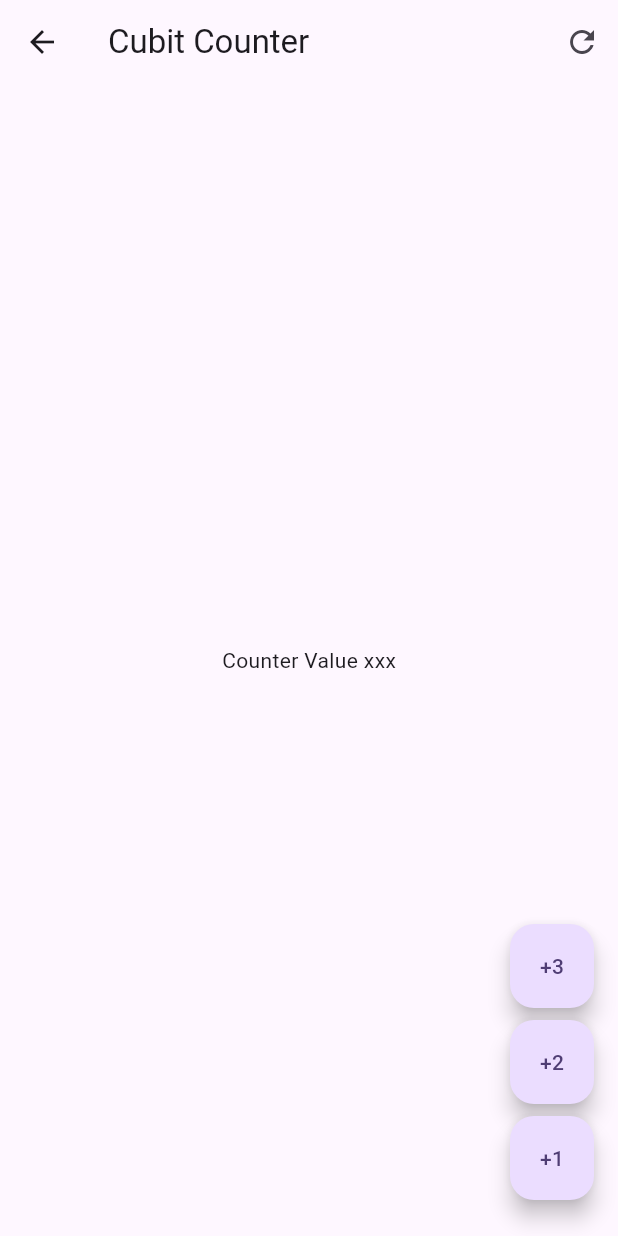
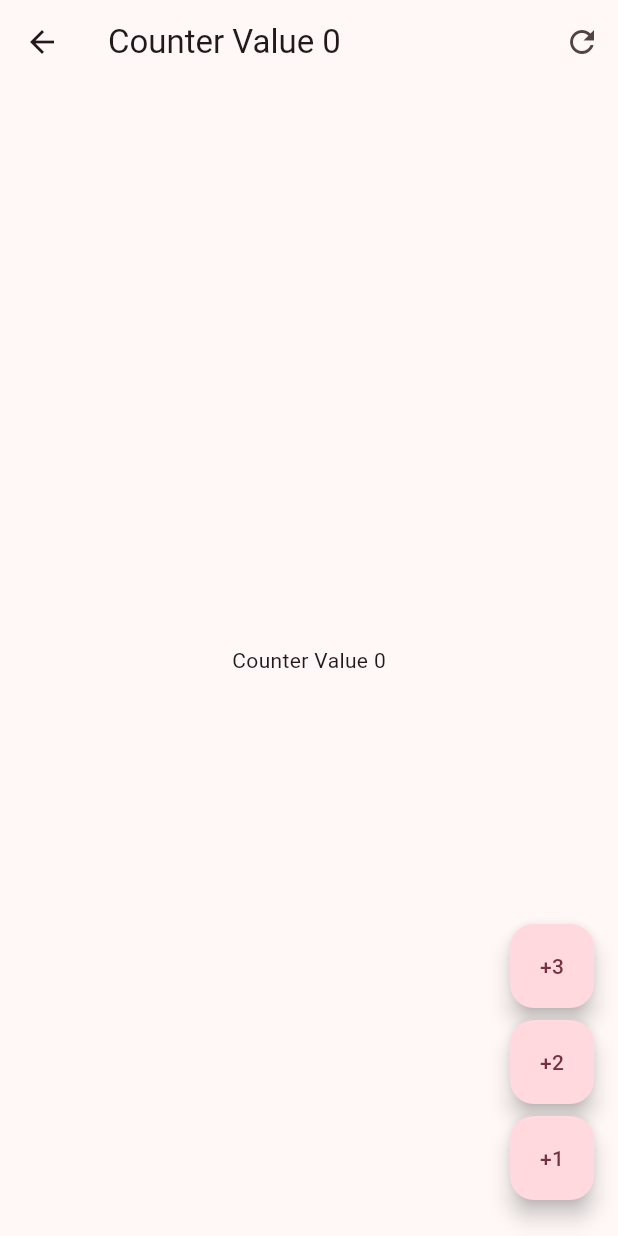
Before and after one commit to julioPicazo06/form, a Flutter app: the screen it shows after launch, after a tap on "CubitsDos", on a phone screen of 412 x 824 dp. Run offline on Flutter 3.47's test engine with Material 3 defaults, Android fonts, the phone set to English and light mode, and no system bars; our stand-ins replace equatable, flutter_bloc, go_router.

```diff
--- a/lib/config/router/app_router.dart
+++ b/lib/config/router/app_router.dart
@@ -6,8 +6,12 @@ final appRouter = GoRouter(routes: [
     path: '/',
     builder: (context, state) => const HomeScreen(),
     ),
-    GoRoute(
+  GoRoute(
     path: '/cubits' ,
     builder: (context, state) => const CubitCounterScreen(),
     ),
+  GoRoute(
+    path: '/counter-bloc',
+    builder :  (context , state) => const BlockCounterScreen()
+  )
 ]);
--- a/lib/config/theme/app_theme.dart
+++ b/lib/config/theme/app_theme.dart
@@ -2,7 +2,7 @@ import 'package:flutter/material.dart';
 
 class AppTheme {
   ThemeData getTheme() {
-    const seedColor = Colors.deepPurple;
+    const seedColor = Color.fromRGBO(187, 36, 81, 1);
     return ThemeData(
         useMaterial3: true,
         colorSchemeSeed: seedColor,
--- a/lib/presentation/blocs/counter_cubit/counter_cubit.dart
+++ b/lib/presentation/blocs/counter_cubit/counter_cubit.dart
@@ -1,9 +1,10 @@
+import 'package:equatable/equatable.dart';
 import 'package:flutter_bloc/flutter_bloc.dart';
-
 part 'counter_state.dart';
 
 class CounterCubit extends Cubit<CounterState> {
-  CounterCubit() : super(CounterState(counter: 5));
+  CounterCubit() : super( const CounterState(counter: 0));
+
   void increseBy(int value) {
     emit(state.copyWith(
       counter: state.counter + value,
--- a/lib/presentation/blocs/counter_cubit/counter_state.dart
+++ b/lib/presentation/blocs/counter_cubit/counter_state.dart
@@ -1,20 +1,23 @@
 part of 'counter_cubit.dart';
 
-class CounterState {
-
+class CounterState extends Equatable {
   final int counter;
   final int transactionCount;
 
-  CounterState({
+  const CounterState({
     this.counter = 0,
     this.transactionCount = 0,
   });
 
-  copyWith ({
+  copyWith({
     int? counter,
     int? transactionCount,
-  }) => CounterState(
-    counter: counter ?? this.counter,
-    transactionCount: transactionCount ?? this.transactionCount,
-  );
+  }) =>
+      CounterState(
+        counter: counter ?? this.counter,
+        transactionCount: transactionCount ?? this.transactionCount,
+      );
+  @override
+  List<Object> get props => [counter, transactionCount];
+
 }
--- a/lib/presentation/screens/cubit_counter_screen.dart
+++ b/lib/presentation/screens/cubit_counter_screen.dart
@@ -1,47 +1,67 @@
 import 'package:flutter/material.dart';
+import 'package:flutter_bloc/flutter_bloc.dart';
+import 'package:form/presentation/blocs/counter_cubit/counter_cubit.dart';
 
 class CubitCounterScreen extends StatelessWidget {
   const CubitCounterScreen({super.key});
 
   @override
   Widget build(BuildContext context) {
+    return BlocProvider(
+        create: (_) => CounterCubit(), child: const _cubitCounterView());
+  }
+}
+
+class _cubitCounterView extends StatelessWidget {
+  const _cubitCounterView();
+
+  void increseCounterBy(BuildContext context, [int value = 1]) {
+    context.read<CounterCubit>().increseBy(value);
+  }
+
+  @override
+  Widget build(BuildContext context) {
+    final counterState = context.watch<CounterCubit>().state;
     return Scaffold(
       appBar: AppBar(
-        title: const Text('Cubit Counter'),
+        title: context.select((CounterCubit value) {
+          return Text('Counter Value ${value.state.counter}');
+        }),
         actions: [
           IconButton(
-            onPressed : () => {},
-            icon :  const Icon(Icons.refresh)
-          )
+              onPressed: () => {context.read<CounterCubit>().reset()},
+              icon: const Icon(Icons.refresh))
         ],
       ),
-      body: const Center(
-        child :  Text('Counter Value xxx')
-      ),
+      body: Center(
+          child: BlocBuilder<CounterCubit, CounterState>(
+        buildWhen: (previous, current) => previous.counter != current.counter,
+        builder: (context, state) {
+          return Text('Counter Value ${state.counter}');
+        },
+      )),
       floatingActionButton: Column(
         mainAxisAlignment: MainAxisAlignment.end,
         children: [
           FloatingActionButton(
-            onPressed: () {},
-            heroTag: '1',
+            onPressed: () => increseCounterBy(context, 3),
+            heroTag: '3',
             child: const Text("+3"),
           ),
-          const SizedBox(height : 8),
+          const SizedBox(height: 8),
           FloatingActionButton(
-            onPressed: ()=> {},
+            onPressed: () => increseCounterBy(context, 2),
             heroTag: '2',
             child: const Text("+2"),
-            ),
-          const SizedBox(height : 8),
+          ),
+          const SizedBox(height: 8),
           FloatingActionButton(
-            onPressed: () {},
-            heroTag: '3',
+            onPressed: () => increseCounterBy(context),
+            heroTag: '1',
             child: const Text("+1"),
           ),
-          const SizedBox(height : 8),
-
+          const SizedBox(height: 8),
         ],
-
       ),
     );
   }
--- a/lib/presentation/screens/home_screen.dart
+++ b/lib/presentation/screens/home_screen.dart
@@ -13,6 +13,12 @@ class HomeScreen extends StatelessWidget {
             trailing: const Icon( Icons.arrow_forward_ios_rounded ),
             onTap: () => context.push('/cubits'),
           ),
+          ListTile(
+            title :  const Text("Bloc Cubit"),
+            subtitle:  const Text("gestor de estado Compuesto prueba"),
+            trailing: const Icon(Icons.arrow_forward_ios_rounded),
+            onTap : () => context.push('/counter-bloc')
+          )
         ],
       ),
     );
--- a/pubspec.yaml
+++ b/pubspec.yaml
@@ -29,6 +29,7 @@ environment:
 # versions available, run `flutter pub outdated`.
 dependencies:
   cupertino_icons: ^1.0.8
+  equatable: ^2.0.7
   flutter:
     sdk: flutter
   flutter_bloc: ^8.1.6
```
Also changed, not shown: pubspec.lock.
